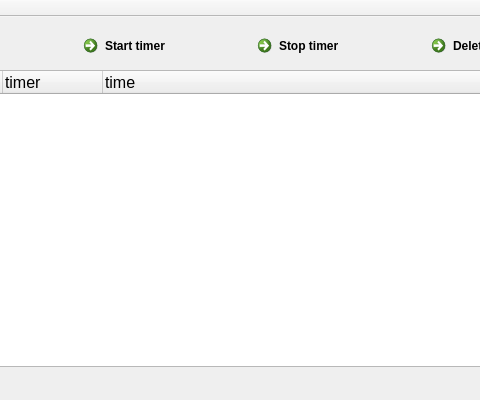
The window that mainwindow.ui (tstaerk/qtimetracker) describes before a commit, drawn with Qt 5; both pictures show x 109 to 589 and y 0 to 400 of the 712 by 400 pixel window.
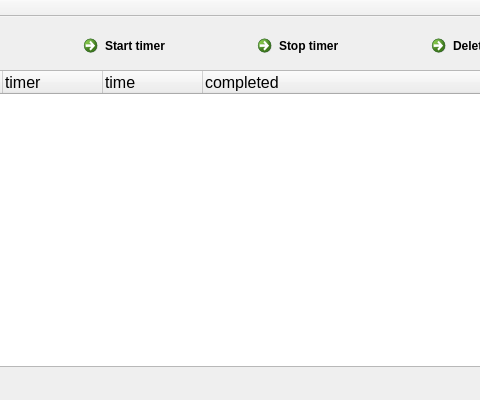
The same window after the commit. Icons and pictures are not drawn.

Commit message: adding a column and a slot to click()

```diff
--- a/mainwindow.ui
+++ b/mainwindow.ui
@@ -54,7 +54,7 @@
        <bool>true</bool>
       </property>
       <property name="columnCount">
-       <number>3</number>
+       <number>4</number>
       </property>
       <column>
        <property name="text">
@@ -71,6 +71,11 @@
         <string>time</string>
        </property>
       </column>
+      <column>
+       <property name="text">
+        <string>completed</string>
+       </property>
+      </column>
      </widget>
     </item>
     <item row="0" column="1">
```
The commit also changes 2 other files.
